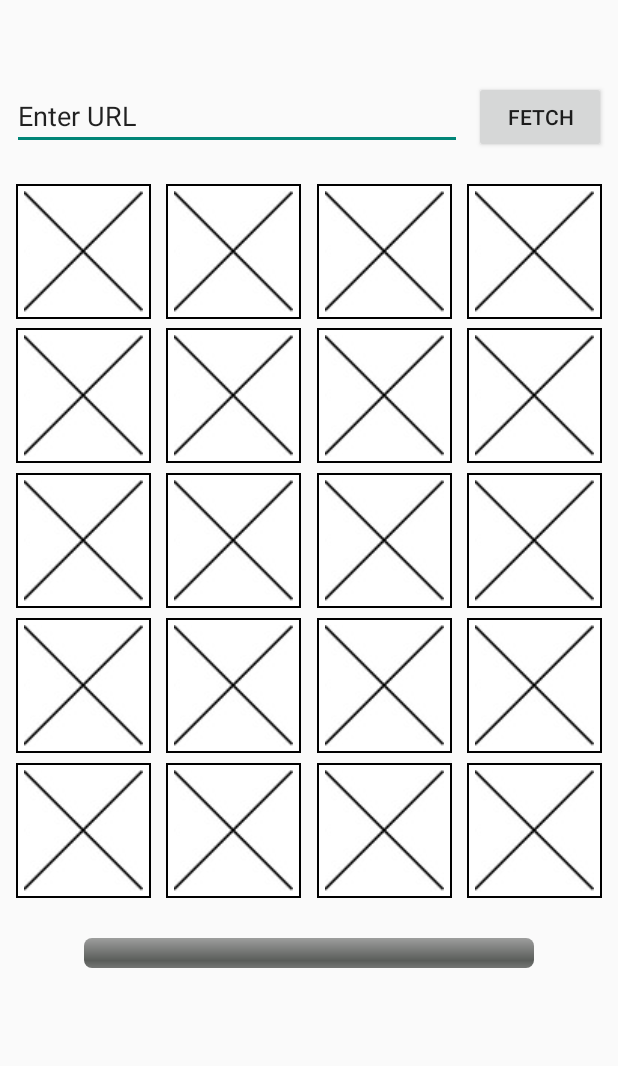
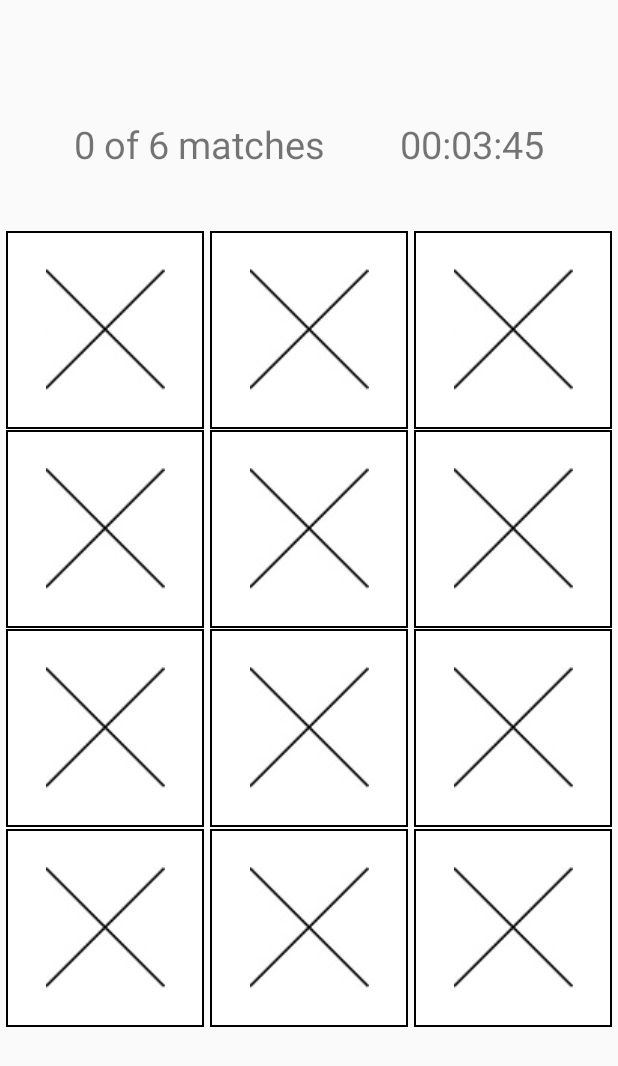
Before and after one commit to chowjss-spec/MemoryGame, an Android app: the screen it shows after launch (MainActivity before the commit, MainActivity2 after it), on a phone screen of 412 x 824 dp. Shown: the top 1066 px of the screen. Run offline under Robolectric (Android 15) with nearby library versions, the phone set to English and light mode, and no system bars.

Commit message:
Main Bulk of memory game logic has been completed in Activity 2 along with the layout

```diff
--- /dev/null
+++ b/app/src/main/java/com/example/memorygame/MainActivity2.java
@@ -0,0 +1,113 @@
+package com.example.memorygame;
+
+import androidx.appcompat.app.AppCompatActivity;
+
+import android.content.Intent;
+import android.os.Bundle;
+import android.view.View;
+import android.widget.Button;
+import android.widget.ImageButton;
+
+import java.util.ArrayList;
+import java.util.List;
+import java.util.Random;
+
+public class MainActivity2 extends AppCompatActivity {
+
+    int matchComplete =0;
+
+    @Override
+    protected void onCreate(Bundle savedInstanceState) {
+        super.onCreate(savedInstanceState);
+        setContentView(R.layout.activity_main2);
+        List<ImageButton> tempClicked = new ArrayList<>();
+
+        //For each of the button, we should randomly set the tags of the buttons.
+        //For now hardcode the bitmaps
+        Random randGenerator = new Random();
+        List<Integer> listOfBitmaps = new ArrayList<>();
+        listOfBitmaps.add(R.drawable.image1);
+        listOfBitmaps.add(R.drawable.image2);
+        listOfBitmaps.add(R.drawable.image3);
+        listOfBitmaps.add(R.drawable.image4);
+        listOfBitmaps.add(R.drawable.image5);
+        listOfBitmaps.add(R.drawable.image6);
+        listOfBitmaps.add(R.drawable.image1);
+        listOfBitmaps.add(R.drawable.image2);
+        listOfBitmaps.add(R.drawable.image3);
+        listOfBitmaps.add(R.drawable.image4);
+        listOfBitmaps.add(R.drawable.image5);
+        listOfBitmaps.add(R.drawable.image6);
+
+        int totalNum = 12;
+
+        //Main Game Button Interactions
+        for (int j = 0; j < 12; j++) {
+            String ImageButtonName = "guess" + (j + 1);
+            int resIDImageButton = getResources().getIdentifier(ImageButtonName, "id", getPackageName());
+            ImageButton button = findViewById(resIDImageButton);
+            if(button!=null)
+            {
+                int generatedIndex = randGenerator.nextInt(totalNum);
+                int tag = listOfBitmaps.get(generatedIndex);
+                button.setTag(tag);
+                button.setImageResource(R.drawable.x);
+                listOfBitmaps.remove(generatedIndex);
+                totalNum-=1;
+
+                button.setOnClickListener(view -> {
+                            System.out.println("Clicked" + ImageButtonName);
+
+                            if (tempClicked.size() < 2) {
+                                if (tempClicked.size() == 1) {
+                                    if (tempClicked.get(0) == button) {
+                                        System.out.println("you have clicked this before");
+                                    } else {
+                                        button.setImageResource((Integer) button.getTag());
+                                        button.setTag((Integer) button.getTag());
+                                        tempClicked.add(button);
+                                    }
+                                }
+                                else{
+
+                                        button.setImageResource((Integer) button.getTag());
+                                        tempClicked.add(button);
+                                    }
+                            }
+                            else {
+                                if (tempClicked.get(0).getTag().toString().equals(tempClicked.get(1).getTag().toString())) {
+                                    System.out.println("match");
+                                    matchComplete +=1;
+                                    for (int i = 0; i < 2; i++) {
+                                        tempClicked.get(i).setOnClickListener(null);
+                                    }
+                                } else {
+                                    for (ImageButton buttons : tempClicked) {
+                                        buttons.setImageResource(R.drawable.x);
+                                    }
+                                    System.out.println("Don't match");
+                                }
+                                tempClicked.clear();
+                            }
+                            System.out.println((tempClicked.size()));
+                            if(matchComplete==5 && tempClicked.size()==2){
+                                Button completeBtn = findViewById(R.id.completeActivity2);
+                                if (completeBtn !=null){
+                                    completeBtn.setVisibility(View.VISIBLE);
+                                    completeBtn.setOnClickListener(view1 -> {
+                                        Intent intent = new Intent(this,MainActivity.class);
+                                        startActivity(intent);
+                                    });
+                            }
+
+                        }
+
+            });
+            }
+
+
+        }
+
+
+    }
+}
--- /dev/null
+++ b/app/src/main/res/layout/activity_main2.xml
@@ -0,0 +1,142 @@
+<?xml version="1.0" encoding="utf-8"?>
+<androidx.constraintlayout.widget.ConstraintLayout xmlns:android="http://schemas.android.com/apk/res/android"
+    xmlns:app="http://schemas.android.com/apk/res-auto"
+    android:layout_width="match_parent"
+    android:layout_height="match_parent"
+    android:orientation="vertical"
+    xmlns:tools="http://schemas.android.com/tools"
+    tools:context=".MainActivity2">
+
+    <androidx.appcompat.widget.AppCompatTextView
+        android:id="@+id/matches"
+        android:layout_width="wrap_content"
+        android:layout_height="wrap_content"
+        android:text="0 of 6 matches"
+        android:textSize="25sp"
+        app:layout_constraintBottom_toBottomOf="parent"
+        app:layout_constraintLeft_toLeftOf="parent"
+        app:layout_constraintRight_toLeftOf="@id/timer"
+        app:layout_constraintTop_toTopOf="parent"
+        app:layout_constraintVertical_bias="0.1" />
+    <androidx.appcompat.widget.AppCompatTextView
+        android:id="@+id/timer"
+        android:layout_width="wrap_content"
+        android:layout_height="wrap_content"
+        android:text="00:03:45"
+        android:textSize="25sp"
+        app:layout_constraintVertical_bias="0.1"
+        app:layout_constraintBottom_toBottomOf="parent"
+        app:layout_constraintLeft_toRightOf="@id/matches"
+        app:layout_constraintRight_toRightOf="parent"
+        app:layout_constraintTop_toTopOf="parent"/>
+
+    <androidx.appcompat.widget.AppCompatImageButton
+        android:id="@+id/guess1"
+        style="@style/buttonStyle2"
+        app:layout_constraintBottom_toBottomOf="parent"
+        app:layout_constraintLeft_toLeftOf="parent"
+        app:layout_constraintRight_toLeftOf="@id/guess2"
+        app:layout_constraintTop_toBottomOf="@id/matches"
+        app:layout_constraintVertical_bias="0.07" />
+
+    <androidx.appcompat.widget.AppCompatImageButton
+        android:id="@+id/guess2"
+        style="@style/buttonStyle2"
+        app:layout_constraintVertical_bias="0.07"
+        app:layout_constraintTop_toBottomOf="@id/matches"
+        app:layout_constraintBottom_toBottomOf="parent"
+        app:layout_constraintLeft_toRightOf="@id/guess1"
+        app:layout_constraintRight_toLeftOf="@id/guess3" />
+    <androidx.appcompat.widget.AppCompatImageButton
+        android:id="@+id/guess3"
+        style="@style/buttonStyle2"
+        app:layout_constraintVertical_bias="0.07"
+        app:layout_constraintTop_toBottomOf="@id/matches"
+        app:layout_constraintBottom_toBottomOf="parent"
+        app:layout_constraintLeft_toRightOf="@id/guess2"
+        app:layout_constraintRight_toRightOf="parent" />
+    <androidx.appcompat.widget.AppCompatImageButton
+        android:id="@+id/guess4"
+        style="@style/buttonStyle2"
+        app:layout_constraintVertical_bias="0.002"
+        app:layout_constraintTop_toBottomOf="@id/guess1"
+        app:layout_constraintBottom_toBottomOf="parent"
+        app:layout_constraintLeft_toLeftOf="parent"
+        app:layout_constraintRight_toLeftOf="@id/guess5" />
+    <androidx.appcompat.widget.AppCompatImageButton
+        android:id="@+id/guess5"
+        style="@style/buttonStyle2"
+        app:layout_constraintVertical_bias="0.002"
+        app:layout_constraintTop_toBottomOf="@id/guess2"
+        app:layout_constraintBottom_toBottomOf="parent"
+        app:layout_constraintLeft_toRightOf="@id/guess4"
+        app:layout_constraintRight_toLeftOf="@id/guess6" />
+    <androidx.appcompat.widget.AppCompatImageButton
+        android:id="@+id/guess6"
+        style="@style/buttonStyle2"
+        app:layout_constraintVertical_bias="0.002"
+        app:layout_constraintTop_toBottomOf="@id/guess3"
+        app:layout_constraintBottom_toBottomOf="parent"
+        app:layout_constraintLeft_toRightOf="@id/guess5"
+        app:layout_constraintRight_toRightOf="parent" />
+    <androidx.appcompat.widget.AppCompatImageButton
+        android:id="@+id/guess7"
+        style="@style/buttonStyle2"
+        app:layout_constraintVertical_bias="0.002"
+        app:layout_constraintTop_toBottomOf="@id/guess4"
+        app:layout_constraintBottom_toBottomOf="parent"
+        app:layout_constraintLeft_toLeftOf="parent"
+        app:layout_constraintRight_toLeftOf="@id/guess8" />
+    <androidx.appcompat.widget.AppCompatImageButton
+        android:id="@+id/guess8"
+        style="@style/buttonStyle2"
+        app:layout_constraintVertical_bias="0.002"
+        app:layout_constraintTop_toBottomOf="@id/guess5"
+        app:layout_constraintBottom_toBottomOf="parent"
+        app:layout_constraintLeft_toRightOf="@id/guess7"
+        app:layout_constraintRight_toLeftOf="@id/guess9" />
+    <androidx.appcompat.widget.AppCompatImageButton
+        android:id="@+id/guess9"
+        style="@style/buttonStyle2"
+        app:layout_constraintVertical_bias="0.002"
+        app:layout_constraintTop_toBottomOf="@id/guess6"
+        app:layout_constraintBottom_toBottomOf="parent"
+        app:layout_constraintLeft_toRightOf="@id/guess8"
+        app:layout_constraintRight_toRightOf="parent" />
+    <androidx.appcompat.widget.AppCompatImageButton
+        android:id="@+id/guess10"
+        style="@style/buttonStyle2"
+        app:layout_constraintVertical_bias="0.01"
+        app:layout_constraintTop_toBottomOf="@id/guess7"
+        app:layout_constraintBottom_toBottomOf="parent"
+        app:layout_constraintLeft_toLeftOf="parent"
+        app:layout_constraintRight_toLeftOf="@id/guess11" />
+    <androidx.appcompat.widget.AppCompatImageButton
+        android:id="@+id/guess11"
+        style="@style/buttonStyle2"
+        app:layout_constraintVertical_bias="0.01"
+        app:layout_constraintTop_toBottomOf="@id/guess8"
+        app:layout_constraintBottom_toBottomOf="parent"
+        app:layout_constraintLeft_toRightOf="@id/guess10"
+        app:layout_constraintRight_toLeftOf="@id/guess12" />
+    <androidx.appcompat.widget.AppCompatImageButton
+        android:id="@+id/guess12"
+        style="@style/buttonStyle2"
+        app:layout_constraintVertical_bias="0.01"
+        app:layout_constraintTop_toBottomOf="@id/guess9"
+        app:layout_constraintBottom_toBottomOf="parent"
+        app:layout_constraintLeft_toRightOf="@id/guess11"
+        app:layout_constraintRight_toRightOf="parent" />
+
+    <Button
+        android:id="@+id/completeActivity2"
+        android:layout_width="wrap_content"
+        android:layout_height="wrap_content"
+        android:text="Complete"
+        app:layout_constraintBottom_toBottomOf="parent"
+        app:layout_constraintEnd_toEndOf="parent"
+        app:layout_constraintStart_toStartOf="parent"
+        app:layout_constraintTop_toBottomOf="@+id/guess11"
+        android:visibility="invisible"/>
+
+</androidx.constraintlayout.widget.ConstraintLayout>
--- a/app/src/main/res/values/styles.xml
+++ b/app/src/main/res/values/styles.xml
@@ -9,7 +9,7 @@
     <style name="buttonStyle2">
         <item name="android:layout_width">132dp</item>
         <item name="android:layout_height">132dp</item>
-        <item name="android:src">@drawable/x</item>
+<!--        <item name="android:src">@drawable/x</item>-->
         <item name="android:background">@drawable/imageview_grey_border</item>
     </style>
     <style name="SplashTheme" parent="@style/Theme.AppCompat.Light.NoActionBar">
```
Also changed, not shown: app/src/main/AndroidManifest.xml (+10 -6 lines), 6 other files.
